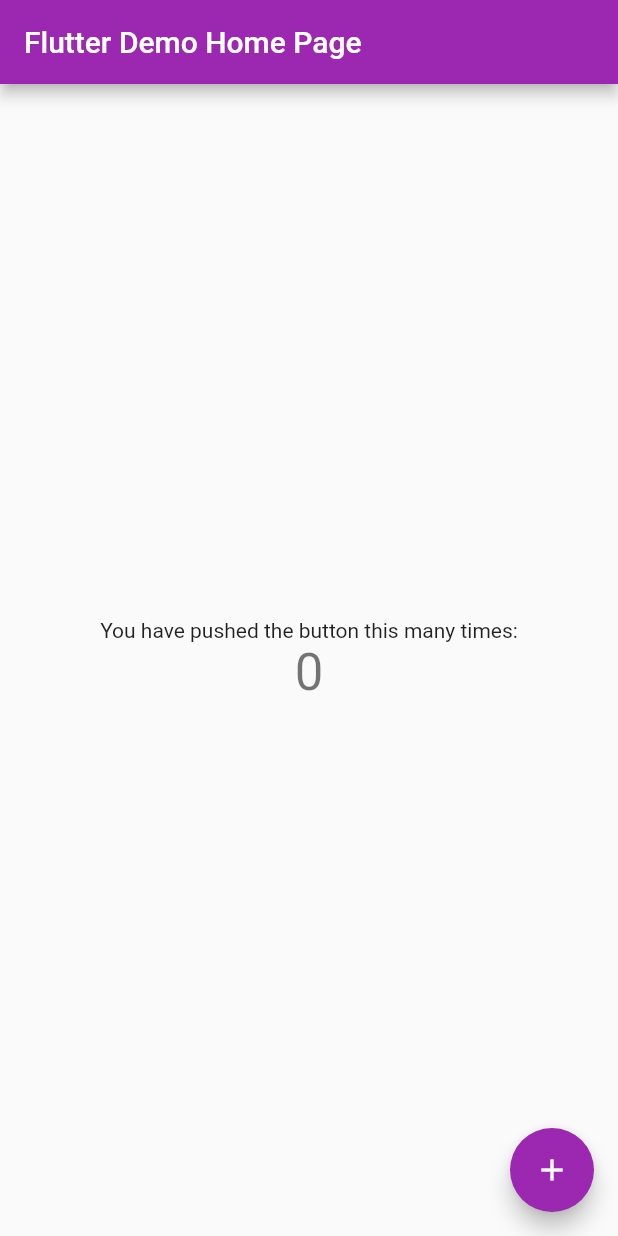
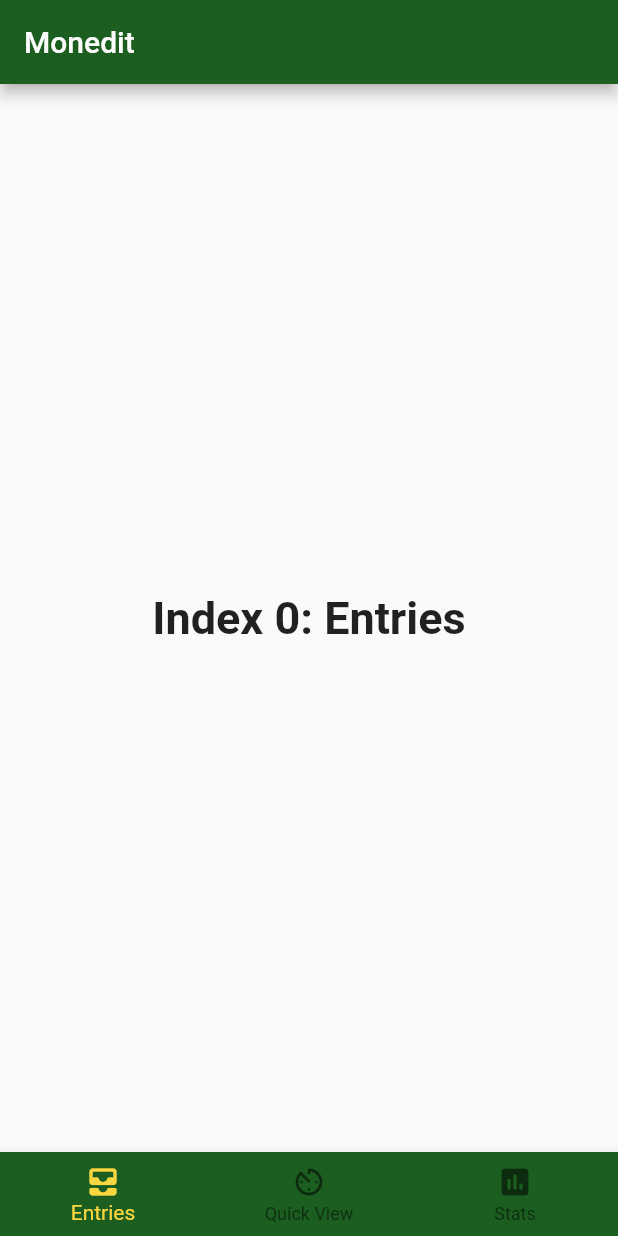
Before and after one commit to Monedit/monedit_app, a Flutter app: the screen it shows after launch, on a phone screen of 412 x 824 dp. Run offline on Flutter 3.47's test engine with Material 2 defaults, Android fonts, the phone set to English and light mode, and no system bars; our stand-ins replace percent_indicator, shared_preferences, sqflite, tuple; accounts and stored records are empty.

Commit message:
rudimentary UI + models next

```diff
--- a/lib/main.dart
+++ b/lib/main.dart
@@ -1,116 +1,83 @@
 import 'package:flutter/material.dart';
-import 'package:monedit_flutter/monedit_database.dart';
+
+import 'Quick View/quick_view_widget.dart';
 
 void main() {
   runApp(const MyApp());
 }
-
 class MyApp extends StatelessWidget {
   const MyApp({super.key});
 
-  // This widget is the root of your application.
+  static const String _title = 'Flutter Code Sample';
+
   @override
   Widget build(BuildContext context) {
-    return MaterialApp(
-      title: 'Flutter Demo',
-      theme: ThemeData(
-        // This is the theme of your application.
-        //
-        // Try running your application with "flutter run". You'll see the
-        // application has a blue toolbar. Then, without quitting the app, try
-        // changing the primarySwatch below to Colors.green and then invoke
-        // "hot reload" (press "r" in the console where you ran "flutter run",
-        // or simply save your changes to "hot reload" in a Flutter IDE).
-        // Notice that the counter didn't reset back to zero; the application
-        // is not restarted.
-        primarySwatch: Colors.purple,
-      ),
-      home: const MyHomePage(title: 'Flutter Demo Home Page'),
+    return const MaterialApp(
+      title: _title,
+      home: MyStatefulWidget(),
     );
   }
 }
 
-class MyHomePage extends StatefulWidget {
-  const MyHomePage({super.key, required this.title});
-
-  // This widget is the home page of your application. It is stateful, meaning
-  // that it has a State object (defined below) that contains fields that affect
-  // how it looks.
-
-  // This class is the configuration for the state. It holds the values (in this
-  // case the title) provided by the parent (in this case the App widget) and
-  // used by the build method of the State. Fields in a Widget subclass are
-  // always marked "final".
-
-  final String title;
+class MyStatefulWidget extends StatefulWidget {
+  const MyStatefulWidget({super.key});
 
   @override
-  State<MyHomePage> createState() => _MyHomePageState();
+  State<MyStatefulWidget> createState() => _MyStatefulWidgetState();
 }
 
-class _MyHomePageState extends State<MyHomePage> {
-  int _counter = 0;
+class _MyStatefulWidgetState extends State<MyStatefulWidget> {
+  int _selectedIndex = 0;
+  static const TextStyle optionStyle =
+  TextStyle(fontSize: 30, fontWeight: FontWeight.bold);
+  static const List<Widget> _widgetOptions = <Widget>[ //Here put the 3 custom widgets for entries, quick view, stats
+    Text(
+      'Index 0: Entries',
+      style: optionStyle,
+    ),
+    QuickViewWidget(),
+    Text(
+      'Index 2: Stats',
+      style: optionStyle,
+    ),
+  ];
 
-  void _incrementCounter() async {
+  void _onItemTapped(int index) {
     setState(() {
-      // This call to setState tells the Flutter framework that something has
-      // changed in this State, which causes it to rerun the build method below
-      // so that the display can reflect the updated values. If we changed
-      // _counter without calling setState(), then the build method would not be
-      // called again, and so nothing would appear to happen.
-      _counter++;
+      _selectedIndex = index;
     });
   }
 
   @override
   Widget build(BuildContext context) {
-    // This method is rerun every time setState is called, for instance as done
-    // by the _incrementCounter method above.
-    //
-    // The Flutter framework has been optimized to make rerunning build methods
-    // fast, so that you can just rebuild anything that needs updating rather
-    // than having to individually change instances of widgets.
     return Scaffold(
       appBar: AppBar(
-        // Here we take the value from the MyHomePage object that was created by
-        // the App.build method, and use it to set our appbar title.
-        title: Text(widget.title),
+        title: const Text('Monedit'),
+        backgroundColor: Colors.green[900],
       ),
       body: Center(
-        // Center is a layout widget. It takes a single child and positions it
-        // in the middle of the parent.
-        child: Column(
-          // Column is also a layout widget. It takes a list of children and
-          // arranges them vertically. By default, it sizes itself to fit its
-          // children horizontally, and tries to be as tall as its parent.
-          //
-          // Invoke "debug painting" (press "p" in the console, choose the
-          // "Toggle Debug Paint" action from the Flutter Inspector in Android
-          // Studio, or the "Toggle Debug Paint" command in Visual Studio Code)
-          // to see the wireframe for each widget.
-          //
-          // Column has various properties to control how it sizes itself and
-          // how it positions its children. Here we use mainAxisAlignment to
-          // center the children vertically; the main axis here is the vertical
-          // axis because Columns are vertical (the cross axis would be
-          // horizontal).
-          mainAxisAlignment: MainAxisAlignment.center,
-          children: <Widget>[
-            const Text(
-              'You have pushed the button this many times:',
-            ),
-            Text(
-              '$_counter',
-              style: Theme.of(context).textTheme.headlineMedium,
-            ),
-          ],
-        ),
+        child: _widgetOptions.elementAt(_selectedIndex),
       ),
-      floatingActionButton: FloatingActionButton(
-        onPressed: _incrementCounter,
-        tooltip: 'Increment',
-        child: const Icon(Icons.add),
-      ), // This trailing comma makes auto-formatting nicer for build methods.
+      bottomNavigationBar: BottomNavigationBar(
+        items: const <BottomNavigationBarItem>[
+          BottomNavigationBarItem(
+            icon: Icon(Icons.all_inbox_rounded),
+            label: 'Entries',
+          ),
+          BottomNavigationBarItem(
+            icon: Icon(Icons.av_timer_rounded),
+            label: 'Quick View',
+          ),
+          BottomNavigationBarItem(
+            icon: Icon(Icons.assessment_rounded),
+            label: 'Stats',
+          ),
+        ],
+        currentIndex: _selectedIndex,
+        selectedItemColor: Colors.amberAccent,
+        onTap: _onItemTapped,
+        backgroundColor: Colors.green[900],
+      ),
     );
   }
 }
--- a/pubspec.yaml
+++ b/pubspec.yaml
@@ -36,6 +36,7 @@
   sqflite:
   path:
   shared_preferences: ^2.0.17
+  percent_indicator: ^4.2.2
 
   # The following adds the Cupertino Icons font to your application.
   # Use with the CupertinoIcons class for iOS style icons.
```
Also changed, not shown: lib/Quick View/quick_view_widget.dart (+68 -0 lines), pubspec.lock.
